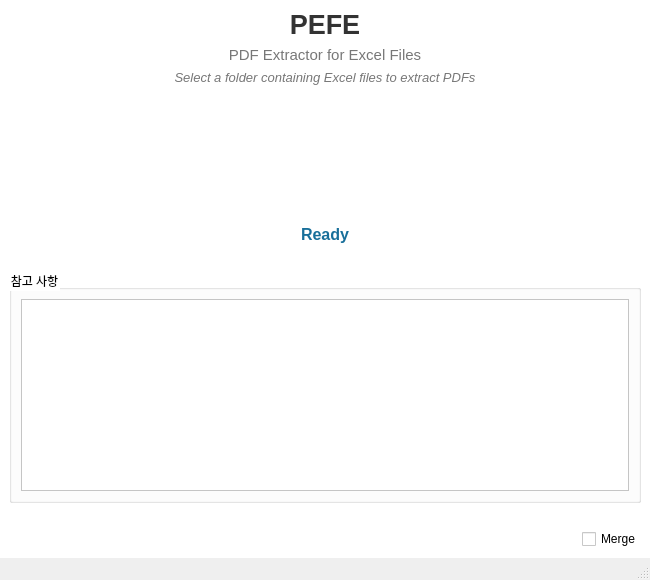
Qt form src/interface/PE_main_gpt_V7.ui (HYOJAE15/PEFE) before a commit.
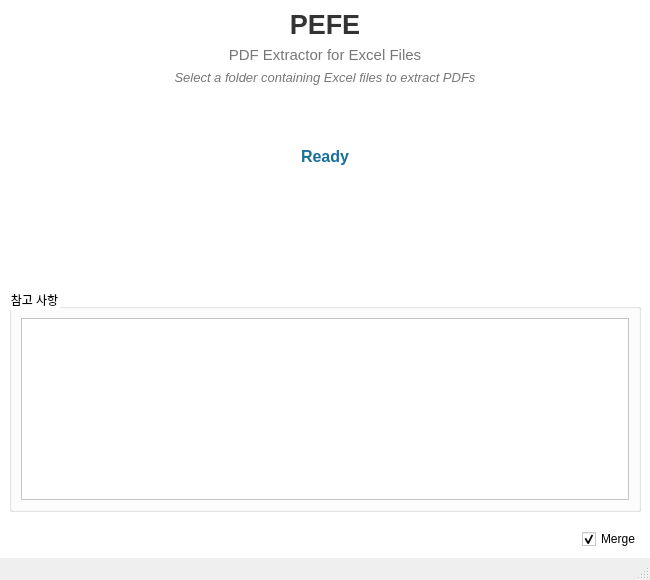
The same form after that commit.

Commit message: [update] cikw dance

```diff
--- a/src/interface/PE_main_gpt_V7.ui
+++ b/src/interface/PE_main_gpt_V7.ui
@@ -22,8 +22,7 @@
       QLabel#statusLabel { color: #186F9A; font-size: 12pt; font-weight: bold; }
     </string>
    </property>
-   <layout class="QVBoxLayout" name="verticalLayout" stretch="0,0,0,1,0,0">
-    <!-- 1) 제목 -->
+   <layout class="QVBoxLayout" name="verticalLayout" stretch="0,0,0,1,0,0,0,0,0,0">
     <item>
      <widget class="QLabel" name="titleLabel">
       <property name="text"><string>PEFE</string></property>
@@ -103,7 +102,13 @@
       <property name="alignment"><set>Qt::AlignCenter</set></property>
      </widget>
     </item>
-    <!-- 7) 중간 여백 -->
+    <item>
+      <widget class="QLabel" name="danceLabel">
+        <property name="minimumSize"><size><width>100</width><height>100</height></size></property>
+        <property name="alignment"><set>Qt::AlignCenter</set></property>
+        <property name="visible"><bool>false</bool></property>
+      </widget>
+    </item>
     <item>
      <spacer name="verticalSpacerMiddle">
       <property name="orientation"><enum>Qt::Vertical</enum></property>
@@ -142,7 +147,12 @@
       </item>
       <item>
        <widget class="QCheckBox" name="mergeCheckBox">
-        <property name="text"><string>Merge</string></property>
+        <property name="text">
+         <string>Merge</string>
+        </property>
+        <property name="checked">
+         <bool>true</bool>
+        </property>
        </widget>
       </item>
      </layout>
```
Left out of the diff: 132 changed lines with no effect on the pictures. The commit also changes 2 other files.
